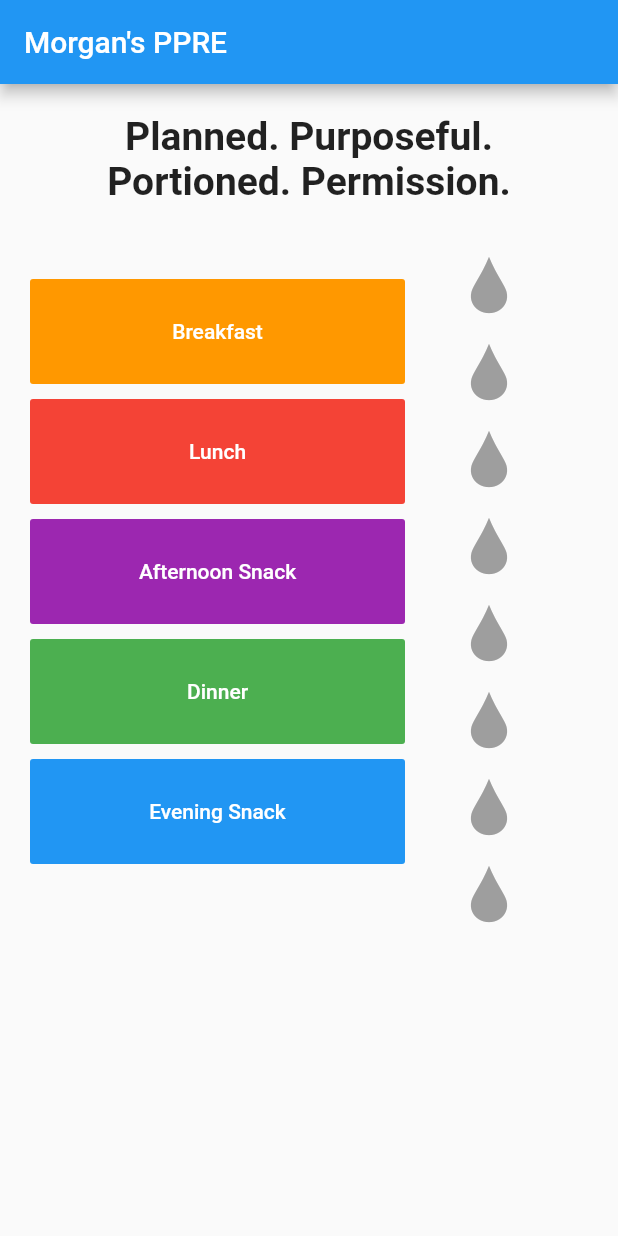
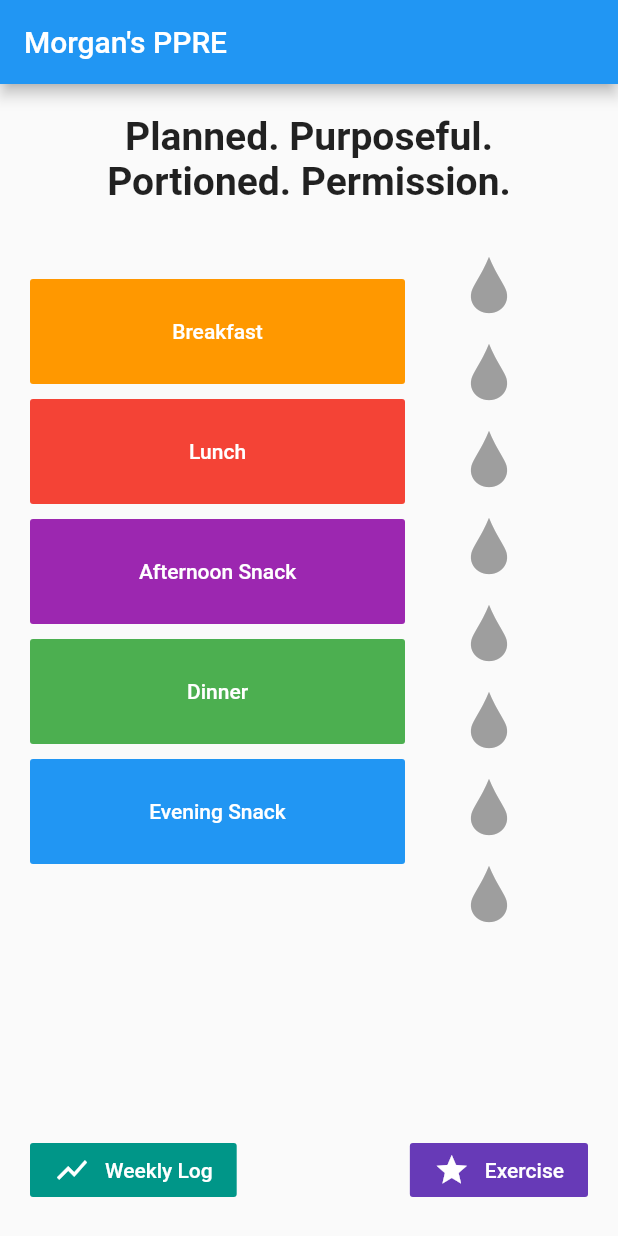
Before and after one commit to bgschiller/morgan-ppre, a Flutter app: the screen it shows after launch, on a phone screen of 412 x 824 dp. Run offline on Flutter 3.47's test engine with Material 2 defaults, Android fonts, the phone set to English and light mode, and no system bars; our stand-ins replace sqflite; accounts and stored records are empty.

Commit message:
add exercise and weekly_log

```diff
--- a/lib/db.dart
+++ b/lib/db.dart
@@ -1,11 +1,26 @@
 import 'dart:async';
 import 'dart:convert';
-import 'dart:developer';
 import 'package:flutter/material.dart';
 import 'package:intl/intl.dart';
 import 'package:morgan_ppre/debounce.dart';
 import 'package:path/path.dart';
 import 'package:sqflite/sqflite.dart';
+
+class PastEntry {
+  final String day;
+  DiaryEntry entry;
+  PastEntry({ @required this.day, this.entry });
+
+  PastEntry.fromJson(Map<String, dynamic> json)
+    : day = json['past_day']
+  {
+    if (json['num_glasses_of_water']) {
+      entry = DiaryEntry.fromJson(json);
+    } else {
+      entry = null;
+    }
+  }
+}
 
 class DiaryEntry {
   final String day;
@@ -17,7 +32,7 @@ class DiaryEntry {
   Meal dinner;
   Meal eveningSnack;
 
-  List<Exercise> exercises;
+  String exercises;
 
   DiaryEntry({this.day, this.numGlassesOfWater})
   : breakfast = Meal('breakfast')
@@ -25,7 +40,7 @@ class DiaryEntry {
   , afternoonSnack = Meal('afternoon_snack')
   , dinner = Meal('dinner')
   , eveningSnack = Meal('evening_snack')
-  , exercises = [];
+  , exercises = '';
 
   DiaryEntry.fromJson(Map<String, dynamic> json)
     : day = json['day']
@@ -35,17 +50,9 @@ class DiaryEntry {
     , afternoonSnack = Meal.fromJson(jsonDecode(json['afternoon_snack']))
     , dinner = Meal.fromJson(jsonDecode(json['dinner']))
     , eveningSnack = Meal.fromJson(jsonDecode(json['evening_snack']))
-    , exercises = []
-  {
-    Iterable lst = jsonDecode(json['exercises']);
-    List<Exercise> exers = lst.map<Exercise>((e) => Exercise.fromJson(e)).toList();
-    exercises = exers;
-  }
+    , exercises = json['exercises'];
 
   Map<String, dynamic> toMap() {
-    log('inside DiaryEntry.toMap()');
-    log('numGlassesOfWater is ' + numGlassesOfWater.toString());
-    log('jsonEncode(exercises) is ' + jsonEncode(exercises.map((e) => e.toMap()).toList()));
     return {
       'day': day,
       'num_glasses_of_water': numGlassesOfWater,
@@ -54,7 +61,7 @@ class DiaryEntry {
       'afternoon_snack': jsonEncode(afternoonSnack.toMap()),
       'dinner': jsonEncode(dinner.toMap()),
       'evening_snack': jsonEncode(eveningSnack.toMap()),
-      'exercises':  jsonEncode(exercises.map((e) => e.toMap()).toList())
+      'exercises':  exercises,
     };
   }
 
@@ -112,26 +119,15 @@ class Meal {
     if (fats != null) this.fats = fats;
     if (notes != null) this.notes = notes;
   }
-}
 
-class Exercise {
-  final String activity;
-  final String reps;
-  final String time;
-
-  Exercise({this.activity, this.reps, this.time});
-
-  Exercise.fromJson(Map<String, dynamic> json)
-    : activity = json['activity']
-    , reps = json['reps']
-    , time = json['time'];
-
-  Map<String, dynamic> toMap() {
-    return {
-      'activity': activity,
-      'reps': reps,
-      'time': time,
-    };
+  int operator[](String key) {
+    return (
+      key == 'protein' ? protein :
+      key == 'grains' ? grains :
+      key == 'produce' ? produce :
+      key == 'fats' ? fats :
+      null
+    );
   }
 }
 
@@ -164,10 +160,9 @@ Future<void> upsertEntry(Database db, DiaryEntry diary) async {
 }
 
 Future<DiaryEntry> getTodaysEntry(Database db) async {
-  log('db is ' + db.toString());
   return db.rawQuery('''
     SELECT * from diary_entries
-    WHERE day = DATE('now')
+    WHERE day = DATE('now', 'localtime')
   ''')
   .then((ds) {
     if (ds.length == 0) {
@@ -179,29 +174,184 @@ Future<DiaryEntry> getTodaysEntry(Database db) async {
   });
 }
 
-Future<List<DiaryEntry>> lastSevenDays(Database db) async {
+Future<List<PastEntry>> getLastSevenDays(Database db) async {
   return db.rawQuery('''
-    SELECT * FROM diary_entries
-    WHERE day > DATE('now', '-7 day')
-      AND day < DATE('now')
-  ''').then((ds) => ds.map((d) => DiaryEntry.fromJson(d)).toList());
+  WITH RECURSIVE last_seven(ix, past_day) AS (
+    SELECT -1, DATE('now', 'localtime', '-1 day')
+   UNION ALL
+    SELECT ix - 1, DATE('now', 'localtime', (ix - 1) || ' day')
+    WHERE ix - 1 > -8
+  )
+  SELECT past_day, de.*
+  FROM last_seven ls
+  LEFT JOIN diary_entry de
+  ON (ls.past_day = de.day)
+  ''').then((ds) => ds.map((d) => PastEntry.fromJson(d)).toList());
 }
 
 
 class MealModel extends ChangeNotifier {
   Database _db;
   MealModel() {
-    getDb()
+    var dbp = getDb();
+    dbp
       .then((db) {
         _db = db;
-      return getTodaysEntry(db);
-    })
+      });
+    dbp
+      .then(getTodaysEntry)
       .then((ntry) {
         entry = ntry;
         notifyListeners(skipSave: true);
       });
+    dbp
+      .then(getLastSevenDays)
+      .then((days) {
+        lastSevenDays = days;
+      });
   }
   DiaryEntry entry;
+  List<PastEntry> lastSevenDays = [
+    PastEntry(day: '2020-06-09', entry: DiaryEntry.fromJson({
+      'day': '2020-06-09',
+      'num_glasses_of_water': 8,
+      'breakfast': '''{
+        "name": "breakfast",
+        "protein": 3,
+        "grains": 2,
+        "produce": 1,
+        "fats": 1,
+        "notes": ""
+      }''',
+      "lunch": '''{
+        "name": "lunch",
+        "protein": 2,
+        "grains": 4,
+        "produce": 2,
+        "fats": 2,
+        "notes": ""
+      }''',
+      "afternoon_snack": '''{
+        "name": "afternoon_snack",
+        "protein": 1,
+        "grains": 2,
+        "produce": 1,
+        "fats": 0,
+        "notes": ""
+      }''',
+      "dinner": '''{
+        "name": "dinner",
+        "protein": 3,
+        "grains": 2,
+        "produce": 2,
+        "fats": 1,
+        "notes": ""
+      }''',
+      "evening_snack": '''{
+        "name": "evening_snack",
+        "protein": 3,
+        "grains": 2,
+        "produce": 1,
+        "fats": 1,
+        "notes": ""
+      }''',
+      'exercises': 'nope',
+    })
+    ),
+    PastEntry(day: '2020-06-08', entry: DiaryEntry.fromJson({
+      'day': '2020-06-08',
+      'num_glasses_of_water': 8,
+      'breakfast': '''{
+        "name": "breakfast",
+        "protein": 2,
+        "grains": 2,
+        "produce": 2,
+        "fats": 0,
+        "notes": ""
+      }''',
+      "lunch": '''{
+        "name": "lunch",
+        "protein": 1,
+        "grains": 0,
+        "produce": 2,
+        "fats": 1,
+        "notes": ""
+      }''',
+      "afternoon_snack": '''{
+        "name": "afternoon_snack",
+        "protein": 0,
+        "grains": 0,
+        "produce": 0,
+        "fats": 1,
+        "notes": ""
+      }''',
+      "dinner": '''{
+        "name": "dinner",
+        "protein": 2,
+        "grains": 1,
+        "produce": 0,
+        "fats": 1,
+        "notes": ""
+      }''',
+      "evening_snack": '''{
+        "name": "evening_snack",
+        "protein": 3,
+        "grains": 2,
+        "produce": 1,
+        "fats": 1,
+        "notes": ""
+      }''',
+      'exercises': '',
+    })
+    ),
+    PastEntry(day: '2020-06-07', entry: null),
+    PastEntry(day: '2020-06-06', entry: DiaryEntry.fromJson({
+      'day': '2020-06-06',
+      'num_glasses_of_water': 5,
+      'breakfast': '''{
+        "name": "breakfast",
+        "protein": 1,
+        "grains": 2,
+        "produce": 2,
+        "fats": 1,
+        "notes": ""
+      }''',
+      "lunch": '''{
+        "name": "lunch",
+        "protein": 1,
+        "grains": 0,
+        "produce": 1,
+        "fats": 1,
+        "notes": ""
+      }''',
+      "afternoon_snack": '''{
+        "name": "afternoon_snack",
+        "protein": 0,
+        "grains": 2,
+        "produce": 0,
+        "fats": 1,
+        "notes": ""
+      }''',
+      "dinner": '''{
+        "name": "dinner",
+        "protein": 2,
+        "grains": 1,
+        "produce": 0,
+        "fats": 1,
+        "notes": ""
+      }''',
+      "evening_snack": '''{
+        "name": "evening_snack",
+        "protein": 3,
+        "grains": 2,
+        "produce": 1,
+        "fats": 1,
+        "notes": ""
+      }''',
+      'exercises': 'yep',
+    })
+    )
+  ];
 
   void notifyListeners({ bool skipSave = false }) {
     super.notifyListeners();
@@ -218,9 +368,12 @@ class MealModel extends ChangeNotifier {
   }
 
   void update(String mealName, { int protein, int grains, int produce, int fats, String notes }) {
-    log('mealName ' + mealName);
-    log('entry ' + entry[mealName].toString());
     entry[mealName].update(protein: protein, grains: grains, produce: produce, fats: fats, notes: notes);
     notifyListeners();
   }
+
+  void setExercise(String exercise) {
+    entry.exercises = exercise;
+    notifyListeners();
   }
+}
--- a/lib/main.dart
+++ b/lib/main.dart
@@ -1,3 +1,5 @@
+import 'package:morgan_ppre/exercise.dart';
+import 'package:morgan_ppre/weekly_log.dart';
 import 'package:provider/provider.dart';
 import 'package:flutter/cupertino.dart';
 import 'package:flutter/material.dart';
@@ -84,7 +86,38 @@ class MyHomePage extends StatelessWidget {
                   })
                 )),
               ],
-            ))
+            )),
+            Container(
+              margin: EdgeInsets.all(20),
+              child: Row(
+                children: <Widget>[
+                  FlatButton(
+                    child: Row(children: [
+                      Icon(Icons.show_chart, color: Colors.white),
+                      Container(child: Text("Weekly Log"), margin: EdgeInsets.only(left: 10)),
+                    ]),
+                    textColor: Colors.white,
+                    color: Colors.teal,
+                    onPressed: () {
+                      Navigator.push(context, CupertinoPageRoute(builder: (context) => WeeklyLogPage()));
+                    },
+                  ),
+                  Spacer(),
+                  FlatButton(
+                    child: Row(children: [
+                      Icon(Icons.star, color: Colors.white),
+                      Container(child: Text("Exercise"), margin: EdgeInsets.only(left: 10)),
+                    ]),
+                    textColor: Colors.white,
+                    color: Colors.deepPurple,
+                    onPressed: () {
+                      Navigator.push(
+                          context,
+                          CupertinoPageRoute(
+                              builder: (context) => ExercisePage()));
+                    },
+                  )
+            ]))
           ],
         ),
       ),
```
Also changed, not shown: lib/exercise.dart (added, +41 -0 lines), lib/meal.dart (+10 -3 lines), lib/weekly_log.dart (added, +87 -0 lines). Lines whose indentation alone changed are shown as unchanged.
